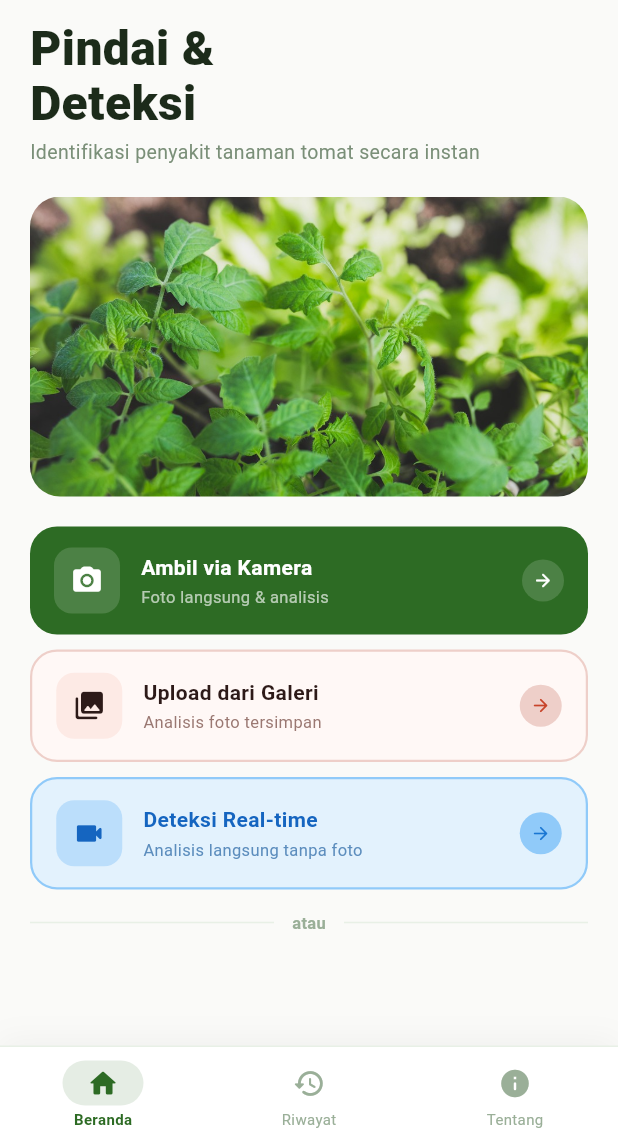
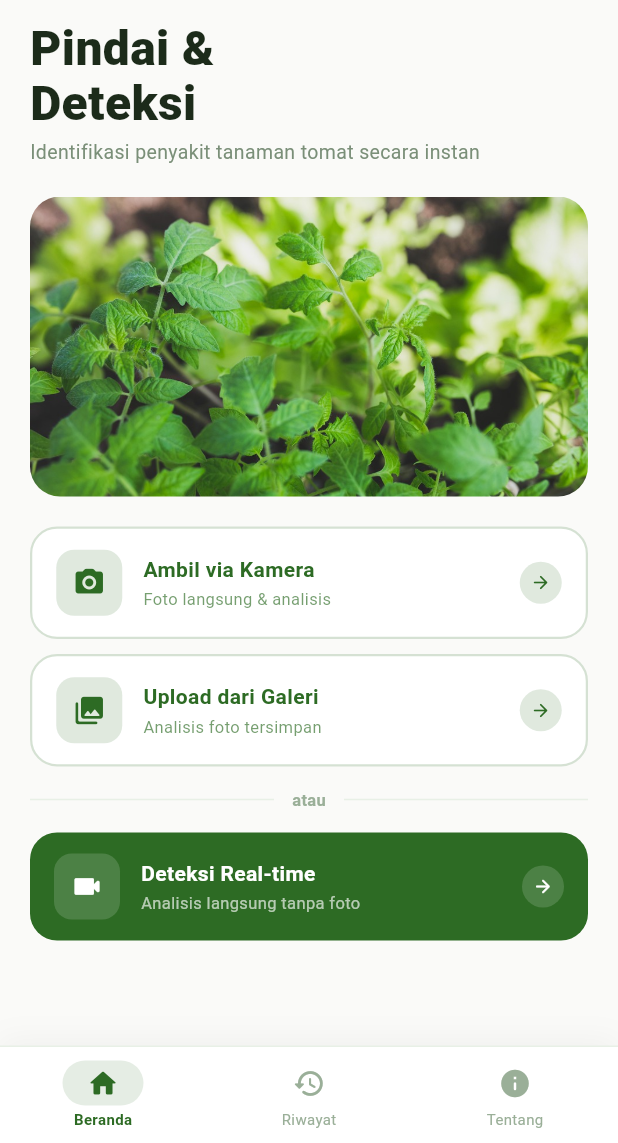
Before and after one commit to opiktaufikm/leaf_tomato, a Flutter app: the screen it shows after launch, on a phone screen of 412 x 824 dp, the part 93-1236 px from its top. Run offline on Flutter 3.47's test engine with Material 3 defaults, Android fonts, the phone set to English and light mode, and no system bars; our stand-ins replace camera, hive_flutter, image_picker; missing offline and left inert: tflite_flutter; accounts and stored records are empty; Roboto replaces fonts that are missing (SF Pro Display).

```diff
--- a/lib/screens/home_screen.dart
+++ b/lib/screens/home_screen.dart
@@ -314,12 +314,13 @@ class _HomeScreenState extends State<HomeScreen> {
                     icon: Icons.camera_alt_rounded,
                     title: 'Ambil via Kamera',
                     subtitle: 'Foto langsung & analisis',
-                    backgroundColor: AppTheme.primaryGreen,
-                    iconBackgroundColor: Colors.white.withOpacity(0.15),
-                    titleColor: Colors.white,
-                    subtitleColor: Colors.white.withOpacity(0.65),
-                    arrowColor: Colors.white,
-                    arrowBackgroundColor: Colors.white.withOpacity(0.15),
+                    backgroundColor: Colors.white,
+                    iconBackgroundColor: AppTheme.primaryGreen.withOpacity(0.15),
+                    titleColor: AppTheme.primaryGreen,
+                    subtitleColor: AppTheme.primaryGreen.withOpacity(0.65),
+                    arrowColor: AppTheme.primaryGreen,
+                    arrowBackgroundColor: AppTheme.primaryGreen.withOpacity(0.15),
+                    borderColor: AppTheme.primaryGreen.withOpacity(0.2),
                     onTap: _pickFromCamera,
                   ),
 
@@ -330,31 +331,14 @@ class _HomeScreenState extends State<HomeScreen> {
                     icon: Icons.photo_library_rounded,
                     title: 'Upload dari Galeri',
                     subtitle: 'Analisis foto tersimpan',
-                    backgroundColor: const Color(0xFFFFF8F6),
-                    iconBackgroundColor: const Color(0xFFFDEAE5),
-                    titleColor: const Color(0xFF2D1A18),
-                    subtitleColor: const Color(0xFF9A7872),
-                    arrowColor: AppTheme.tomatoRed,
-                    arrowBackgroundColor: const Color(0xFFEECFC9),
-                    borderColor: const Color(0xFFEECFC9),
+                    backgroundColor: Colors.white,
+                    iconBackgroundColor: AppTheme.primaryGreen.withOpacity(0.15),
+                    titleColor: AppTheme.primaryGreen,
+                    subtitleColor: AppTheme.primaryGreen.withOpacity(0.65),
+                    arrowColor: AppTheme.primaryGreen,
+                    arrowBackgroundColor: AppTheme.primaryGreen.withOpacity(0.15),
+                    borderColor: AppTheme.primaryGreen.withOpacity(0.2),
                     onTap: _pickFromGallery,
-                  ),
-
-                  const SizedBox(height: 10),
-
-                  // ── Tombol Real-time Camera ────────────────────────────────
-                  ActionButton(
-                    icon: Icons.videocam_rounded,
-                    title: 'Deteksi Real-time',
-                    subtitle: 'Analisis langsung tanpa foto',
-                    backgroundColor: const Color(0xFFE3F2FD),
-                    iconBackgroundColor: const Color(0xFFBBDEFB),
-                    titleColor: const Color(0xFF1565C0),
-                    subtitleColor: const Color(0xFF5C8DBD),
-                    arrowColor: const Color(0xFF1976D2),
-                    arrowBackgroundColor: const Color(0xFF90CAF9),
-                    borderColor: const Color(0xFF90CAF9),
-                    onTap: _openRealtimeCamera,
                   ),
 
                   // ── Divider "atau" ────────────────────────────────────────
@@ -372,6 +356,20 @@ class _HomeScreenState extends State<HomeScreen> {
                         Expanded(child: Divider(color: AppTheme.borderColor, height: 1)),
                       ],
                     ),
+                  ),
+
+                  // ── Tombol Real-time Camera ────────────────────────────────
+                  ActionButton(
+                    icon: Icons.videocam_rounded,
+                    title: 'Deteksi Real-time',
+                    subtitle: 'Analisis langsung tanpa foto',
+                    backgroundColor: AppTheme.primaryGreen,
+                    iconBackgroundColor: Colors.white.withOpacity(0.15),
+                    titleColor: Colors.white,
+                    subtitleColor: Colors.white.withOpacity(0.65),
+                    arrowColor: Colors.white,
+                    arrowBackgroundColor: Colors.white.withOpacity(0.15),
+                    onTap: _openRealtimeCamera,
                   ),
 
                 ],
--- a/pubspec.yaml
+++ b/pubspec.yaml
@@ -1,5 +1,5 @@
-name: tomguard
-description: TomGuard Tomato Leaf Disease Classifier Flutter App
+name: tomatku
+description: TomatKu Tomato Leaf Disease Classifier Flutter App
 publish_to: 'none'
 version: 2.4.1+1
 
```
Also changed, not shown: 28 other files.
